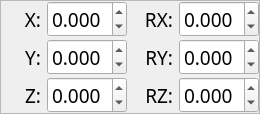
Old version of the form src/ar3/src/ar3/ui/pose_controller.ui in the repository kpdudek/Robotics.
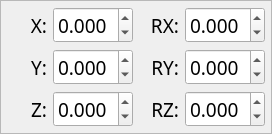
New version of the form.

What changed in the file:
```diff
--- a/src/ar3/src/ar3/ui/pose_controller.ui
+++ b/src/ar3/src/ar3/ui/pose_controller.ui
@@ -6,8 +6,8 @@
    <rect>
     <x>0</x>
     <y>0</y>
-    <width>260</width>
-    <height>102</height>
+    <width>272</width>
+    <height>122</height>
    </rect>
   </property>
   <property name="sizePolicy">
@@ -51,22 +51,19 @@
      </property>
      <layout class="QGridLayout" name="gridLayout_2">
       <property name="leftMargin">
-       <number>0</number>
+       <number>6</number>
       </property>
       <property name="topMargin">
-       <number>0</number>
+       <number>6</number>
       </property>
       <property name="rightMargin">
-       <number>0</number>
+       <number>6</number>
       </property>
       <property name="bottomMargin">
-       <number>0</number>
-      </property>
-      <property name="horizontalSpacing">
        <number>6</number>
       </property>
-      <property name="verticalSpacing">
-       <number>2</number>
+      <property name="spacing">
+       <number>6</number>
       </property>
       <item row="2" column="3">
        <widget class="QLabel" name="label_5">
```
